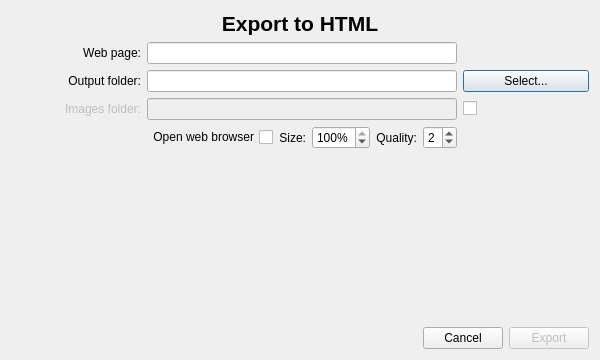
Qt form src/MainWindow/ExportToHtmlDialog.ui (LuminanceHDR/LuminanceHDR) before a commit.
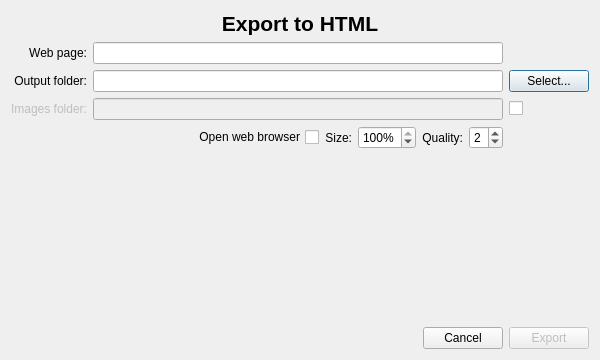
The same form after that commit. Icons and pictures are not drawn.

Commit message: [ExportToHTML]: UI cleanup [i18n]: Italian translation fixes

Patch:
```diff
--- a/src/MainWindow/ExportToHtmlDialog.ui
+++ b/src/MainWindow/ExportToHtmlDialog.ui
@@ -11,7 +11,7 @@
    </rect>
   </property>
   <property name="sizePolicy">
-   <sizepolicy hsizetype="MinimumExpanding" vsizetype="MinimumExpanding">
+   <sizepolicy hsizetype="Preferred" vsizetype="Preferred">
     <horstretch>0</horstretch>
     <verstretch>0</verstretch>
    </sizepolicy>
@@ -60,7 +60,7 @@
        <item row="0" column="0">
         <widget class="QLabel" name="label_3">
          <property name="sizePolicy">
-          <sizepolicy hsizetype="MinimumExpanding" vsizetype="Preferred">
+          <sizepolicy hsizetype="Minimum" vsizetype="Preferred">
            <horstretch>0</horstretch>
            <verstretch>0</verstretch>
           </sizepolicy>
@@ -82,7 +82,7 @@
        <item row="1" column="0">
         <widget class="QLabel" name="label_4">
          <property name="sizePolicy">
-          <sizepolicy hsizetype="MinimumExpanding" vsizetype="Preferred">
+          <sizepolicy hsizetype="Minimum" vsizetype="Preferred">
            <horstretch>0</horstretch>
            <verstretch>0</verstretch>
           </sizepolicy>
@@ -97,10 +97,26 @@
        </item>
        <item row="3" column="1">
         <layout class="QHBoxLayout" name="horizontalLayout_2">
+         <item>
+          <spacer name="horizontalSpacer_2">
+           <property name="orientation">
+            <enum>Qt::Horizontal</enum>
+           </property>
+           <property name="sizeType">
+            <enum>QSizePolicy::MinimumExpanding</enum>
+           </property>
+           <property name="sizeHint" stdset="0">
+            <size>
+             <width>40</width>
+             <height>20</height>
+            </size>
+           </property>
+          </spacer>
+         </item>
          <item>
           <widget class="QCheckBox" name="checkBoxOpenOnBrowser">
            <property name="sizePolicy">
-            <sizepolicy hsizetype="MinimumExpanding" vsizetype="Fixed">
+            <sizepolicy hsizetype="Minimum" vsizetype="Fixed">
              <horstretch>0</horstretch>
              <verstretch>0</verstretch>
             </sizepolicy>
@@ -116,7 +132,7 @@
          <item>
           <widget class="QLabel" name="label_6">
            <property name="sizePolicy">
-            <sizepolicy hsizetype="MinimumExpanding" vsizetype="Preferred">
+            <sizepolicy hsizetype="Minimum" vsizetype="Preferred">
              <horstretch>0</horstretch>
              <verstretch>0</verstretch>
             </sizepolicy>
@@ -151,7 +167,7 @@
          <item>
           <widget class="QLabel" name="label_2">
            <property name="sizePolicy">
-            <sizepolicy hsizetype="MinimumExpanding" vsizetype="Preferred">
+            <sizepolicy hsizetype="Minimum" vsizetype="Preferred">
              <horstretch>0</horstretch>
              <verstretch>0</verstretch>
             </sizepolicy>
@@ -189,7 +205,7 @@
        <item row="2" column="2">
         <widget class="QCheckBox" name="checkBoxImagesFolder">
          <property name="sizePolicy">
-          <sizepolicy hsizetype="MinimumExpanding" vsizetype="Fixed">
+          <sizepolicy hsizetype="Minimum" vsizetype="Fixed">
            <horstretch>0</horstretch>
            <verstretch>0</verstretch>
           </sizepolicy>
@@ -208,20 +224,20 @@
           <bool>false</bool>
          </property>
          <property name="sizePolicy">
-          <sizepolicy hsizetype="MinimumExpanding" vsizetype="Preferred">
+          <sizepolicy hsizetype="Minimum" vsizetype="Preferred">
            <horstretch>0</horstretch>
            <verstretch>0</verstretch>
           </sizepolicy>
          </property>
          <property name="minimumSize">
           <size>
-           <width>130</width>
+           <width>0</width>
            <height>0</height>
           </size>
          </property>
          <property name="maximumSize">
           <size>
-           <width>130</width>
+           <width>16777215</width>
            <height>16777215</height>
           </size>
          </property>
@@ -236,7 +252,7 @@
        <item row="1" column="2">
         <widget class="QPushButton" name="OutputFolderButton">
          <property name="sizePolicy">
-          <sizepolicy hsizetype="MinimumExpanding" vsizetype="Fixed">
+          <sizepolicy hsizetype="Minimum" vsizetype="Fixed">
            <horstretch>0</horstretch>
            <verstretch>0</verstretch>
           </sizepolicy>
@@ -257,6 +273,9 @@
        <property name="orientation">
         <enum>Qt::Vertical</enum>
        </property>
+       <property name="sizeType">
+        <enum>QSizePolicy::MinimumExpanding</enum>
+       </property>
        <property name="sizeHint" stdset="0">
         <size>
          <width>20</width>
```
The commit also changes 2 other files.
